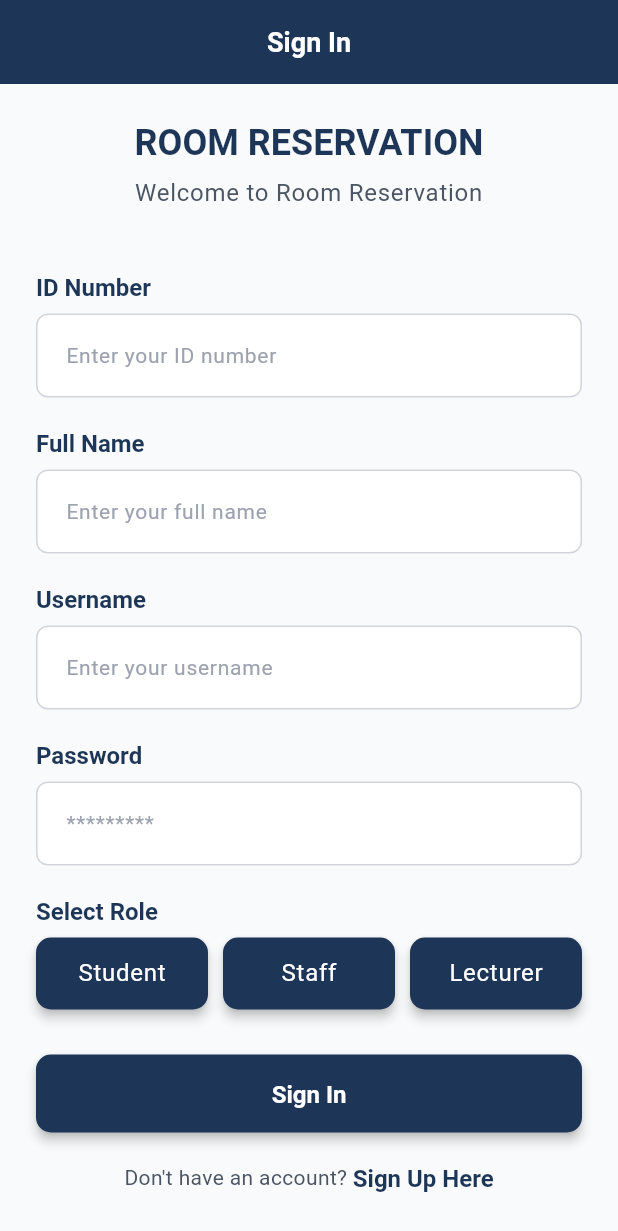
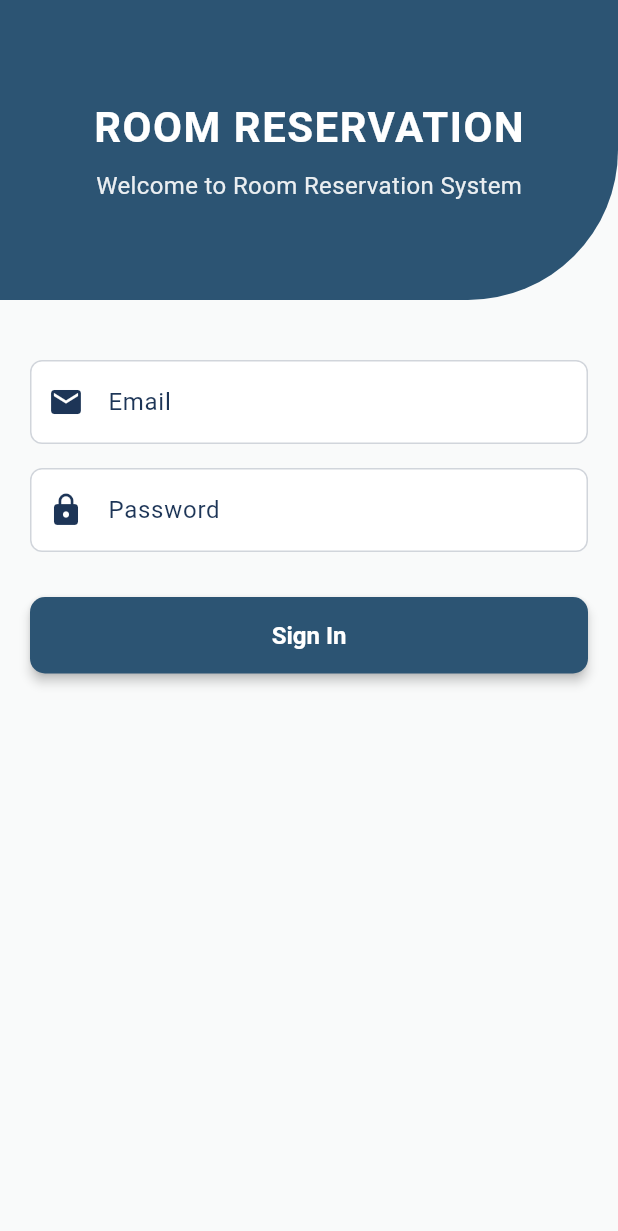
Before and after one commit to riley-tannie/room_booking, a Flutter app: the screen it shows after launch, on a phone screen of 412 x 824 dp. Shown: the top 1231 px of the screen. Run offline on Flutter 3.47's test engine with Material 3 defaults, Android fonts, the phone set to English and light mode, and no system bars; our stand-ins replace shared_preferences.

Commit message:
update Sigin

```diff
--- a/lib/main.dart
+++ b/lib/main.dart
@@ -12,7 +12,7 @@ class MyApp extends StatelessWidget {
     return MaterialApp(
       title: 'Room Reservation',
       theme: AppTheme.themeData,
-      home: SignInScreen(),
+      home: LoginScreen(),
       debugShowCheckedModeBanner: false,
     );
   }
--- a/lib/signin.dart
+++ b/lib/signin.dart
@@ -1,177 +1,230 @@
+import 'dart:async';
+import 'dart:convert';
 import 'package:flutter/material.dart';
-import 'package:room_booking/lecturer/home_lecturer.dart';
-import './student/homepage.dart';
-import './staff/home_staff.dart';
-import 'app_theme.dart';
+import 'student/homepage.dart';
+import 'staff/home_staff.dart';
+import 'lecturer/home_lecturer.dart';
+import 'package:http/http.dart' as http;
+import 'package:shared_preferences/shared_preferences.dart';
+import 'constant/app_constant.dart';
 
-class SignInScreen extends StatelessWidget {
-  const SignInScreen({Key? key}) : super(key: key);
+class LoginScreen extends StatefulWidget {
+  const LoginScreen({Key? key}) : super(key: key);
 
-  void _goToHome(BuildContext context, String role) {
-    if (role == 'student') {
-      Navigator.pushReplacement(
+  @override
+  _LoginScreenState createState() => _LoginScreenState();
+}
+
+class _LoginScreenState extends State<LoginScreen> {
+  final String url = '${AppConstants.apiBaseUrl}';
+  bool isWaiting = false;
+  final TextEditingController _emailController = TextEditingController();
+  final TextEditingController _passwordController = TextEditingController();
+
+  @override
+  void initState() {
+    super.initState();
+    _checkIfAlreadyLoggedIn();
+  }
+
+  Future<void> _checkIfAlreadyLoggedIn() async {
+    final storage = await SharedPreferences.getInstance();
+    final userString = storage.getString('user');
+
+    if (userString != null) {
+      final user = jsonDecode(userString);
+      if (user['uid'] != null && mounted) {
+        _redirectBasedOnUserType(user);
+      }
+    }
+  }
+
+  void _redirectBasedOnUserType(Map<String, dynamic> user) {
+  // Use 'role' instead of 'userType' since that's what the backend returns
+  final userRole = user['role'] ?? 'student';
+
+  print('Redirecting user with role: $userRole');
+
+  Widget targetScreen;
+  switch (userRole) {
+    case 'staff':
+      targetScreen = HomeStaff();
+      break;
+    case 'lecturer':
+      targetScreen = HomeLecturer();
+      break;
+    case 'student':
+    default:
+      targetScreen = HomeScreen();
+      break;
+  }
+
+  Navigator.pushAndRemoveUntil(
     context,
-        MaterialPageRoute(builder: (_) => HomeScreen()),
+    MaterialPageRoute(builder: (_) => targetScreen),
+    (route) => false,
   );
-    } else if (role == 'staff') {
-      Navigator.pushReplacement(
-        context,
-        MaterialPageRoute(builder: (_) => HomeStaff()),
+}
+
+  void popDialog(String message) {
+    showDialog(
+      context: context,
+      builder: (context) {
+        return AlertDialog(
+          title: const Text('Error'),
+          content: Text(message),
+          actions: [
+            TextButton(
+              onPressed: () => Navigator.pop(context),
+              child: const Text('OK'),
+            ),
+          ],
         );
-    } else if (role == 'lecturer') {
-      Navigator.pushReplacement(
-        context,
-        MaterialPageRoute(builder: (_) => HomeLecturer()),
+      },
     );
+  }
+
+  void login() async {
+    setState(() {
+      isWaiting = true;
+    });
+
+    try {
+      final Uri uri = Uri.http(url, '/api/login');
+      final Map account = {
+        'email': _emailController.text.trim(),
+        'password': _passwordController.text.trim(),
+      };
+
+      final http.Response response = await http
+          .post(
+            uri,
+            body: jsonEncode(account),
+            headers: {'Content-Type': 'application/json'},
+          )
+          .timeout(const Duration(seconds: 10));
+
+      if (response.statusCode == 200) {
+        final user = jsonDecode(response.body);
+        final storage = await SharedPreferences.getInstance();
+        await storage.setString('user', jsonEncode(user));
+
+        if (!mounted) return;
+
+        // Redirect based on user type
+        _redirectBasedOnUserType(user);
       } else {
-      Navigator.pushReplacement(
-        context,
-        MaterialPageRoute(builder: (_) => HomeScreen()),
-      );
+        final errorResponse = jsonDecode(response.body);
+        if (!mounted) return;
+        popDialog(errorResponse['error'] ?? 'Login failed');
+      }
+    } on TimeoutException catch (e) {
+      if (!mounted) return;
+      popDialog('Timeout error, try again!');
+    } catch (e) {
+      if (!mounted) return;
+      popDialog('Unknown error, try again!');
+    } finally {
+      if (!mounted) return;
+      setState(() {
+        isWaiting = false;
+      });
     }
   }
 
   @override
   Widget build(BuildContext context) {
-    final textTheme = Theme.of(context).textTheme;
-
     return Scaffold(
-      appBar: AppBar(
-        title: const Text('Sign In'),
+      backgroundColor: const Color(0xFFF9FAFA),
+      body: Stack(
+        children: [
+          Container(
+            height: 200,
+            width: double.infinity,
+            decoration: const BoxDecoration(
+              color: Color(0xFF2C5473),
+              borderRadius: BorderRadius.only(
+                bottomRight: Radius.circular(100),
               ),
-      body: SingleChildScrollView(
-        padding: const EdgeInsets.all(24),
+            ),
+            child: SafeArea(
               child: Column(
-          crossAxisAlignment: CrossAxisAlignment.stretch,
+                mainAxisAlignment: MainAxisAlignment.center,
                 children: [
-            Text(
+                  const Text(
                     'ROOM RESERVATION',
-              style: textTheme.displaySmall?.copyWith(color: AppTheme.primaryColor),
-              textAlign: TextAlign.center,
+                    style: TextStyle(
+                      color: Colors.white,
+                      fontSize: 28,
+                      fontWeight: FontWeight.bold,
+                      letterSpacing: 1.0,
+                    ),
                   ),
                   const SizedBox(height: 8),
                   Text(
-              'Welcome to Room Reservation',
-              style: textTheme.bodyLarge?.copyWith(color: AppTheme.textSecondary),
-              textAlign: TextAlign.center,
-            ),
-            const SizedBox(height: 40),
-
-            Text('ID Number', style: textTheme.titleLarge),
-            const SizedBox(height: 8),
-            const TextField(
-              decoration: InputDecoration(
-                hintText: 'Enter your ID number',
-              ),
-            ),
-            const SizedBox(height: 20),
-
-            Text('Full Name', style: textTheme.titleLarge),
-            const SizedBox(height: 8),
-            const TextField(
-              decoration: InputDecoration(
-                hintText: 'Enter your full name',
-              ),
-            ),
-            const SizedBox(height: 20),
-
-            Text('Username', style: textTheme.titleLarge),
-            const SizedBox(height: 8),
-            const TextField(
-              decoration: InputDecoration(
-                hintText: 'Enter your username',
-              ),
-            ),
-            const SizedBox(height: 20),
-
-            Text('Password', style: textTheme.titleLarge),
-            const SizedBox(height: 8),
-            const TextField(
-              obscureText: true,
-              decoration: InputDecoration(
-                hintText: '*********',
-              ),
-            ),
-            const SizedBox(height: 20),
-
-            Text('Select Role', style: textTheme.titleLarge),
-            const SizedBox(height: 8),
-            Row(
-              children: [
-                Expanded(
-                  child: ElevatedButton(
-                    onPressed: () => _goToHome(context, 'student'),
-                    style: ElevatedButton.styleFrom(
-                      padding: const EdgeInsets.symmetric(vertical: 12),
-                      textStyle: textTheme.bodyLarge,
-                    ),
-                    child: const Text('Student'),
-                  ),
-                ),
-                const SizedBox(width: 10),
-                Expanded(
-                  child: ElevatedButton(
-                    onPressed: () => _goToHome(context, 'staff'),
-                    style: ElevatedButton.styleFrom(
-                      padding: const EdgeInsets.symmetric(vertical: 12),
-                      textStyle: textTheme.bodyLarge,
-                    ),
-                    child: const Text('Staff'),
-                  ),
-                ),
-                const SizedBox(width: 10),
-                Expanded(
-                  child: ElevatedButton(
-                    onPressed: () => _goToHome(context, 'lecturer'),
-                    style: ElevatedButton.styleFrom(
-                      padding: const EdgeInsets.symmetric(vertical: 12),
-                      textStyle: textTheme.bodyLarge,
-                    ),
-                    child: const Text('Lecturer'),
+                    'Welcome to Room Reservation System',
+                    style: TextStyle(
+                      color: Colors.white.withOpacity(0.9),
+                      fontSize: 16,
                     ),
                   ),
                 ],
+              ),
+            ),
+          ),
+
+          Padding(
+            padding: const EdgeInsets.only(top: 220),
+            child: SingleChildScrollView(
+              padding: const EdgeInsets.all(20),
+              child: Column(
+                children: [
+                  TextField(
+                    controller: _emailController,
+                    decoration: const InputDecoration(
+                      labelText: 'Email',
+                      border: OutlineInputBorder(),
+                      prefixIcon: Icon(Icons.email),
+                    ),
+                  ),
+                  const SizedBox(height: 16),
+
+                  TextField(
+                    controller: _passwordController,
+                    obscureText: true,
+                    decoration: const InputDecoration(
+                      labelText: 'Password',
+                      border: OutlineInputBorder(),
+                      prefixIcon: Icon(Icons.lock),
+                    ),
                   ),
                   const SizedBox(height: 30),
 
                   SizedBox(
                     width: double.infinity,
                     child: ElevatedButton(
-                onPressed: () => _goToHome(context, 'student'),
+                      onPressed: isWaiting ? null : login,
                       style: ElevatedButton.styleFrom(
+                        backgroundColor: const Color(0xFF2C5473),
                         padding: const EdgeInsets.symmetric(vertical: 16),
                       ),
-                child: Text(
+                      child: isWaiting
+                          ? const CircularProgressIndicator(color: Colors.white)
+                          : const Text(
                               'Sign In',
-                  style: textTheme.titleLarge?.copyWith(color: Colors.white),
+                              style: TextStyle(
+                                fontSize: 16,
+                                color: Colors.white,
+                                fontWeight: FontWeight.bold,
                               ),
                             ),
-            ),
-            const SizedBox(height: 20),
-
-            Row(
-              mainAxisAlignment: MainAxisAlignment.center,
-              children: [
-                Text("Don't have an account? ", style: textTheme.bodyMedium),
-                GestureDetector(
-                  onTap: () {
-                    ScaffoldMessenger.of(context).showSnackBar(
-                      const SnackBar(
-                        content: Text('Sign up feature coming soon!'),
-                        backgroundColor: AppTheme.primaryColor,
-                      ),
-                    );
-                  },
-                  child: Text(
-                    'Sign Up Here',
-                    style: textTheme.titleLarge?.copyWith(color: AppTheme.primaryColor),
                     ),
                   ),
                 ],
               ),
-            const SizedBox(height: 20),
+            ),
+          ),
         ],
-        ),
       ),
     );
   }
```
Lines whose indentation alone changed are shown as unchanged.
